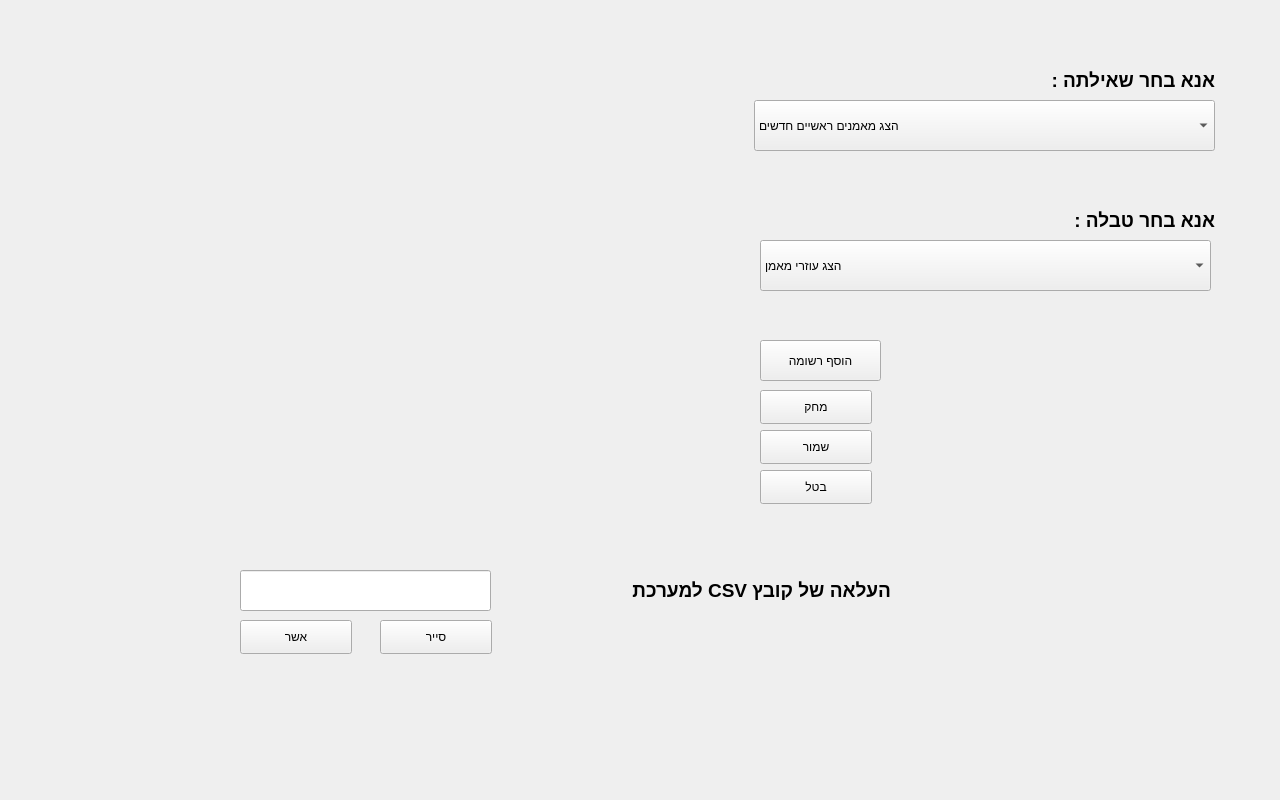
Above: BasketBallSystem/mainwindow.ui from ohadharel1/BasketBallSystem before the change. Below: the same form after it.
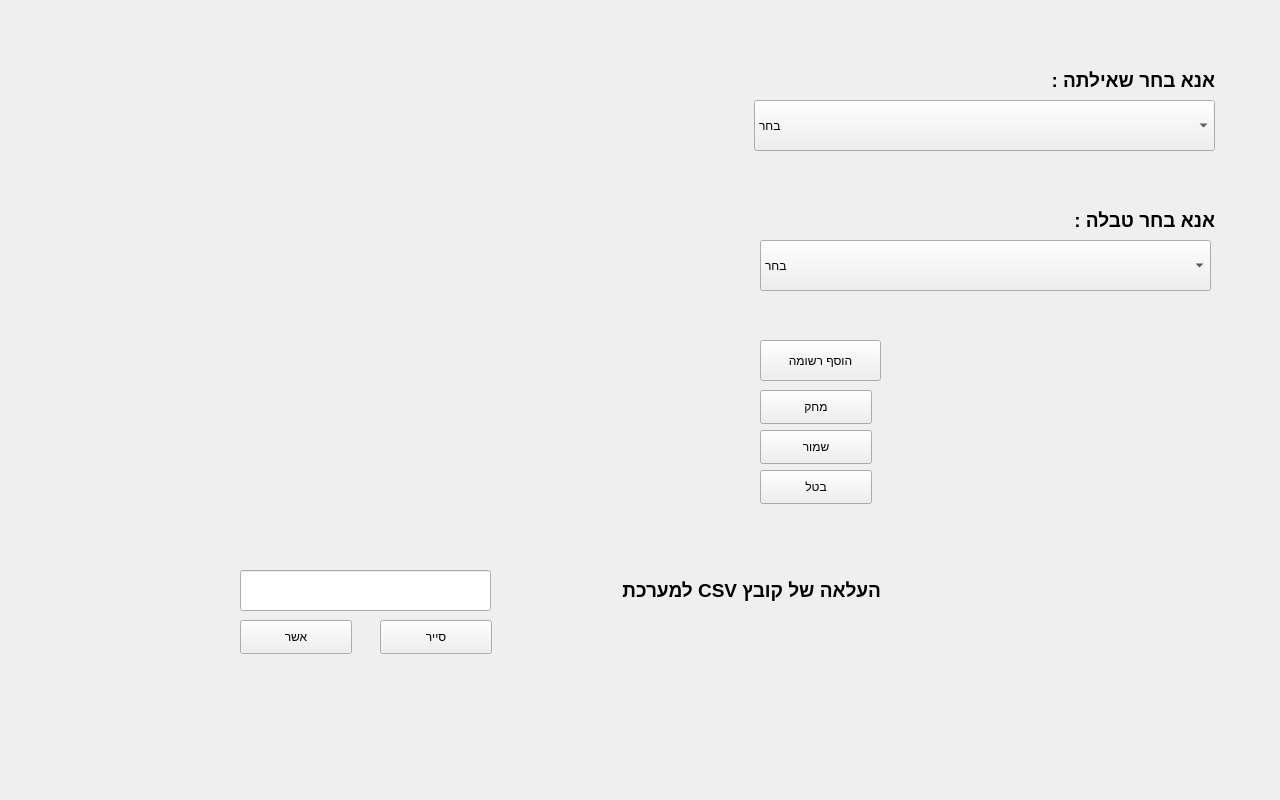
That is the form after the change. The open tabs and pages were chosen to show the change. Icons and pictures are not drawn.

```diff
--- a/BasketBallSystem/mainwindow.ui
+++ b/BasketBallSystem/mainwindow.ui
@@ -993,6 +993,11 @@
         <height>51</height>
        </rect>
       </property>
+      <item>
+       <property name="text">
+        <string>בחר</string>
+       </property>
+      </item>
       <item>
        <property name="text">
         <string>הצג מאמנים ראשיים חדשים</string>
@@ -1075,6 +1080,11 @@
         <height>51</height>
        </rect>
       </property>
+      <item>
+       <property name="text">
+        <string>בחר</string>
+       </property>
+      </item>
       <item>
        <property name="text">
         <string>הצג עוזרי מאמן</string>
@@ -1233,10 +1243,10 @@
      <widget class="QLabel" name="MainWindowEditPlayersCSVLabel">
       <property name="geometry">
        <rect>
-        <x>520</x>
-        <y>580</y>
+        <x>510</x>
+        <y>570</y>
         <width>371</width>
-        <height>20</height>
+        <height>41</height>
        </rect>
       </property>
       <property name="font">
```
Left out of the diff: 6 changed lines with no effect on the pictures.
